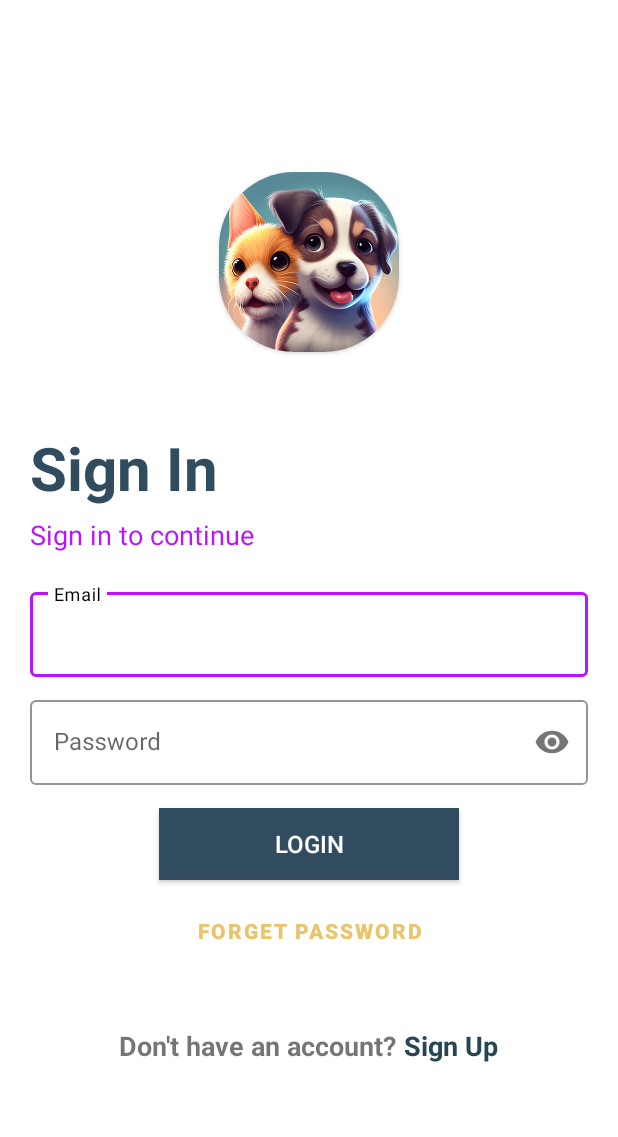
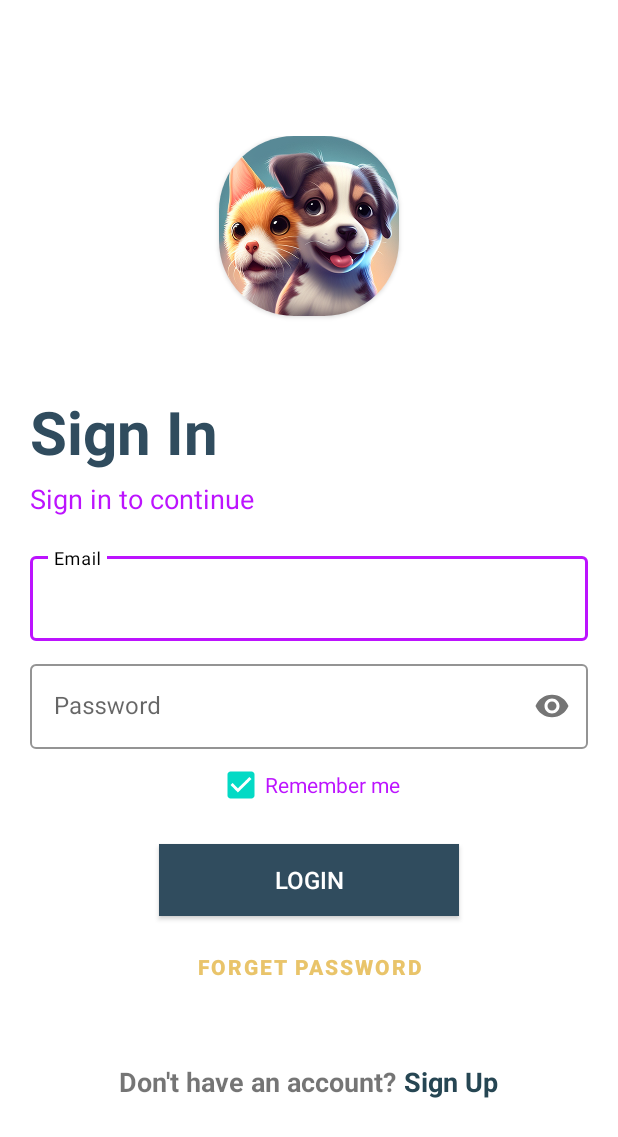
Before and after one commit to BlackHole128/Dog-and-cat-image-prediction, an Android app: the screen it shows after launch (sign_in), on a phone screen of 412 x 824 dp. Shown: the top 1137 px of the screen. Run offline under Robolectric (Android 15) with nearby library versions, the phone set to English and light mode, and no system bars; our stand-ins replace Firebase (no records; nobody signed in at launch, a user with empty details on screens opened directly).

Commit message:
androied project

```diff
--- a/app/src/main/java/com/example/dogimagepredection/sign_in.java
+++ b/app/src/main/java/com/example/dogimagepredection/sign_in.java
@@ -22,29 +22,6 @@ public class sign_in extends AppCompatActivity {
     ProgressDialog progressDialog;
 
 
-    protected void onStart(){
-        super.onStart();
-
-//        SessionManeger sessionManeger = new SessionManeger(sign_in.this);
-//        int userID = sessionManeger.getSession();
-//        if (userID !=-1){
-//            Intent intent = new Intent(getApplicationContext(), Home.class);
-//            startActivity(intent);
-//        }
-        FirebaseUser currentUser = FirebaseAuth.getInstance().getCurrentUser();
-        if (currentUser != null) {
-            // User is logged in
-            String uid = currentUser.getUid();
-
-            Intent intent = new Intent(getApplicationContext(), Home.class);
-           startActivity(intent);
-//            FirebaseAuth.getInstance().signOut();
-        } else {
-            // User is not logged in
-            // Redirect to login screen or display appropriate UI
-        }
-
-    }
 
     @Override
     protected void onCreate(Bundle savedInstanceState) {
@@ -68,6 +45,12 @@ public class sign_in extends AppCompatActivity {
 //            }
 //        });
 
+
+       binding.remember.setChecked(true);
+
+
+
+
         binding.signIn.setOnClickListener(new View.OnClickListener() {
             @Override
             public void onClick(View v) {
@@ -89,6 +72,9 @@ public class sign_in extends AppCompatActivity {
                                    Intent intent = new Intent(getApplicationContext(), Home.class);
                                    startActivity(intent);
                                    progressDialog.cancel();
+                                   binding.username.getEditText().setText("");
+                                   binding.password.getEditText().setText("");
+
 
                                }
                            })
@@ -147,4 +133,37 @@ public class sign_in extends AppCompatActivity {
             }
         });
     }
+
+
+    protected void onStart(){
+        super.onStart();
+
+//        SessionManeger sessionManeger = new SessionManeger(sign_in.this);
+//        int userID = sessionManeger.getSession();
+//        if (userID !=-1){
+//            Intent intent = new Intent(getApplicationContext(), Home.class);
+//            startActivity(intent);
+//        }
+
+        if(binding.remember.isChecked()) {
+
+            FirebaseUser currentUser = FirebaseAuth.getInstance().getCurrentUser();
+            if (currentUser != null) {
+                // User is logged in
+                String uid = currentUser.getUid();
+
+                Intent intent = new Intent(getApplicationContext(), Home.class);
+                startActivity(intent);
+//            FirebaseAuth.getInstance().signOut();
+            } else {
+                // User is not logged in
+                // Redirect to login screen or display appropriate UI
+            }
+        }
+
+    }
+
+
+
+
 }
--- a/app/src/main/res/layout/activity_sign_in.xml
+++ b/app/src/main/res/layout/activity_sign_in.xml
@@ -94,6 +94,13 @@
             </com.google.android.material.textfield.TextInputEditText>
 
         </com.google.android.material.textfield.TextInputLayout>
+        <CheckBox
+            android:id="@+id/remember"
+            android:layout_width="wrap_content"
+            android:layout_height="wrap_content"
+            android:layout_gravity="center"
+            android:text="Remember me"
+            android:textColor="#BC13FE"/>
 
         <androidx.appcompat.widget.AppCompatButton
             android:id="@+id/sign_in"
```
Also changed, not shown: app/src/main/res/drawable-v24/detection.png (added), app/src/main/res/drawable-v24/gmap2.png (added), app/src/main/res/drawable-v24/youtube2.png (added).
